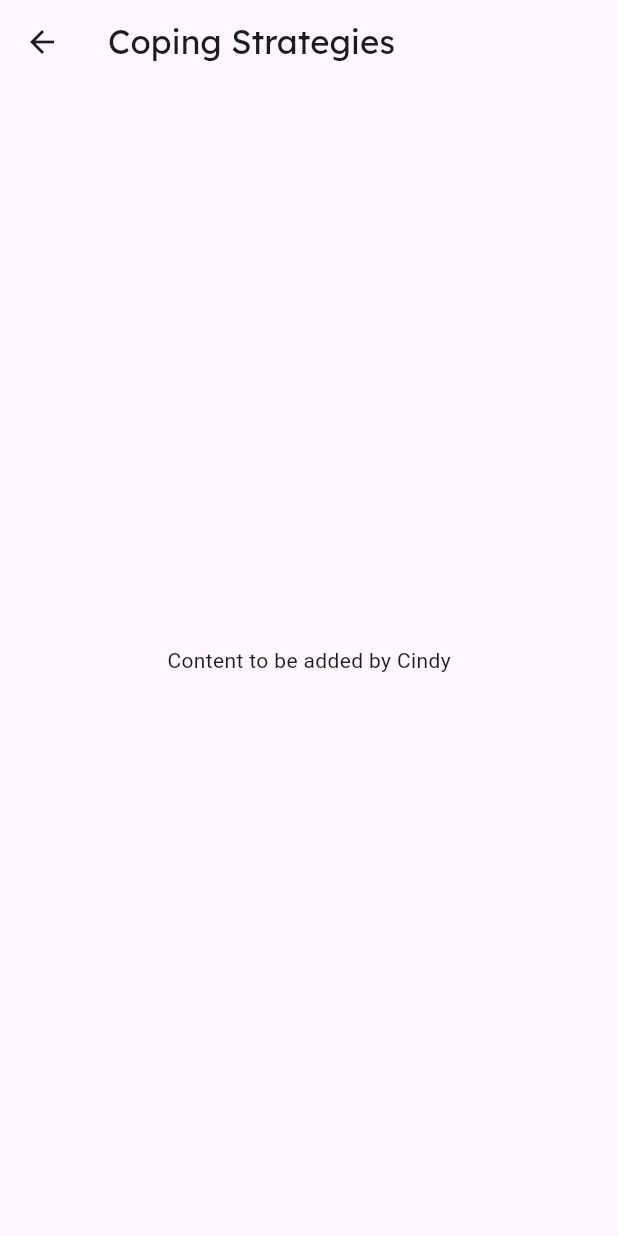
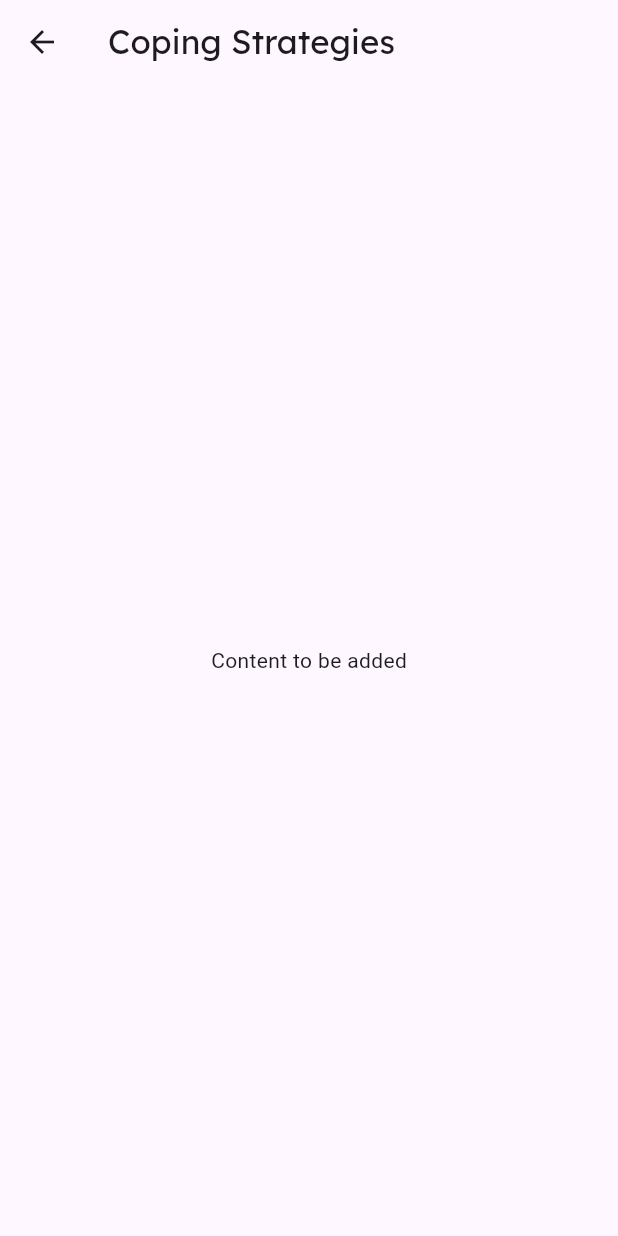
Before and after one commit to truesight-app/truesight_app, a Flutter app: the CopingPage screen opened directly, on a phone screen of 412 x 824 dp. Run offline on Flutter 3.47's test engine with Material 3 defaults, Android fonts, the phone set to English and light mode, and no system bars; our stand-ins replace flutter_markdown, flutter_riverpod, google_fonts, google_generative_ai; missing offline and left inert: audio_waveforms, ffmpeg_kit_flutter, tflite_flutter.

Commit message:
finish redesign

```diff
--- a/lib/pages/home.dart
+++ b/lib/pages/home.dart
@@ -7,7 +7,6 @@ import 'package:google_fonts/google_fonts.dart';
 import 'package:truesight/pages/psychoeducation_page.dart';
 import 'package:truesight/pages/semantic_test.dart';
 
-// Updated HomePage
 class HomePage extends StatefulWidget {
   const HomePage({super.key});
 
--- a/lib/pages/psychoeducation_page.dart
+++ b/lib/pages/psychoeducation_page.dart
@@ -1,4 +1,3 @@
-// psychoeducation_page.dart
 import 'package:flutter/material.dart';
 import 'package:google_fonts/google_fonts.dart';
 
@@ -99,7 +98,7 @@ class PsychoeducationPage extends StatelessWidget {
   }
 }
 
-// Placeholder pages for Cindy to implement
+// implement here
 class FactsPage extends StatelessWidget {
   const FactsPage({super.key});
 
@@ -122,7 +121,7 @@ class SymptomsPage extends StatelessWidget {
     return Scaffold(
       appBar:
           AppBar(title: Text('Common Symptoms', style: GoogleFonts.lexend())),
-      body: const Center(child: Text('Content to be added by Cindy')),
+      body: const Center(child: Text('Content to be added')),
     );
   }
 }
@@ -135,7 +134,7 @@ class CopingPage extends StatelessWidget {
     return Scaffold(
       appBar:
           AppBar(title: Text('Coping Strategies', style: GoogleFonts.lexend())),
-      body: const Center(child: Text('Content to be added by Cindy')),
+      body: const Center(child: Text('Content to be added')),
     );
   }
 }
```
